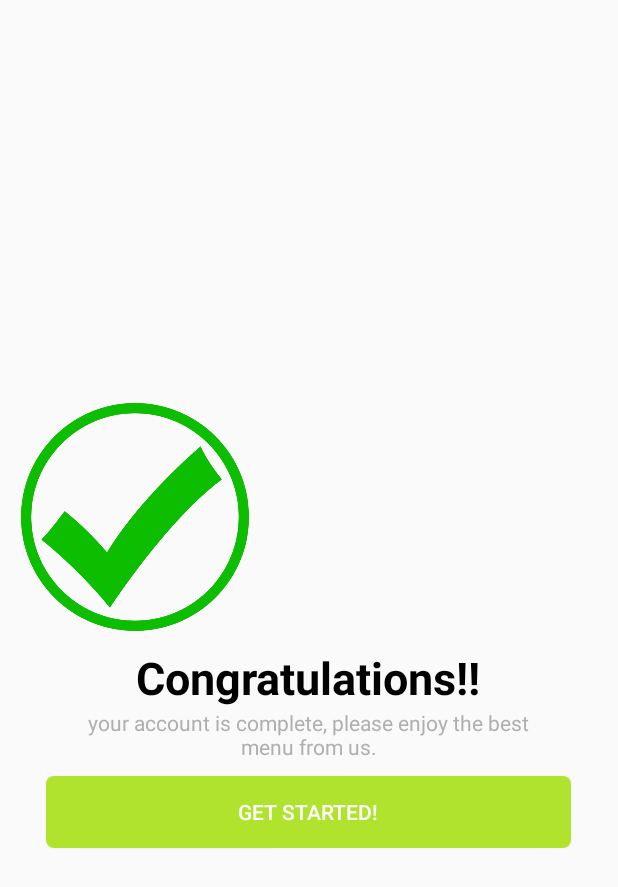
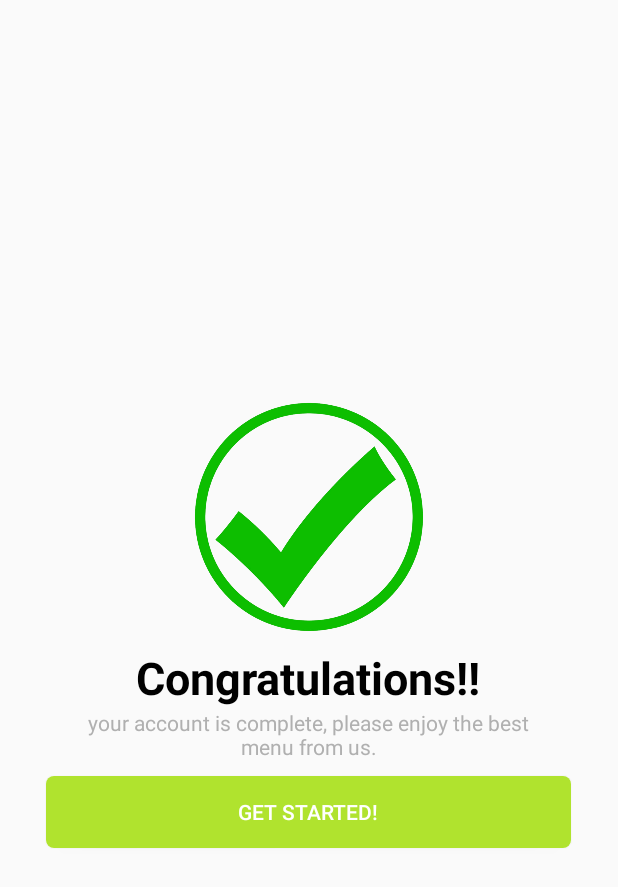
Before and after one commit to rovicdimacali/RGS_ChequePickUp, an Android app: the Congratulations screen opened directly, with no data from a screen before it, on a phone screen of 412 x 824 dp. Shown: the top 887 px of the screen. Run offline under Robolectric (Android 15) with nearby library versions, the phone set to English and light mode, and no system bars.

Commit message:
ChequePickUp.java

```diff
--- a/app/build.gradle
+++ b/app/build.gradle
@@ -33,9 +33,6 @@ android {
 }
 
 dependencies {
-    implementation files('libs/activation.jar')
-    implementation files('libs/additionnal.jar')
-    implementation files('libs/mail.jar')
     implementation 'com.google.android.material:material:1.2.1'
     implementation 'androidx.appcompat:appcompat:1.4.1'
     implementation 'com.google.android.material:material:1.5.0'
--- a/app/src/main/res/layout/activity_congratulations.xml
+++ b/app/src/main/res/layout/activity_congratulations.xml
@@ -18,7 +18,7 @@
             android:layout_width="160dp"
             android:layout_height="173dp"
             android:layout_above="@+id/congrats"
-            android:layout_gravity=""
+            android:layout_gravity="center"
             android:src="@drawable/complete" />
 
         <TextView
```
